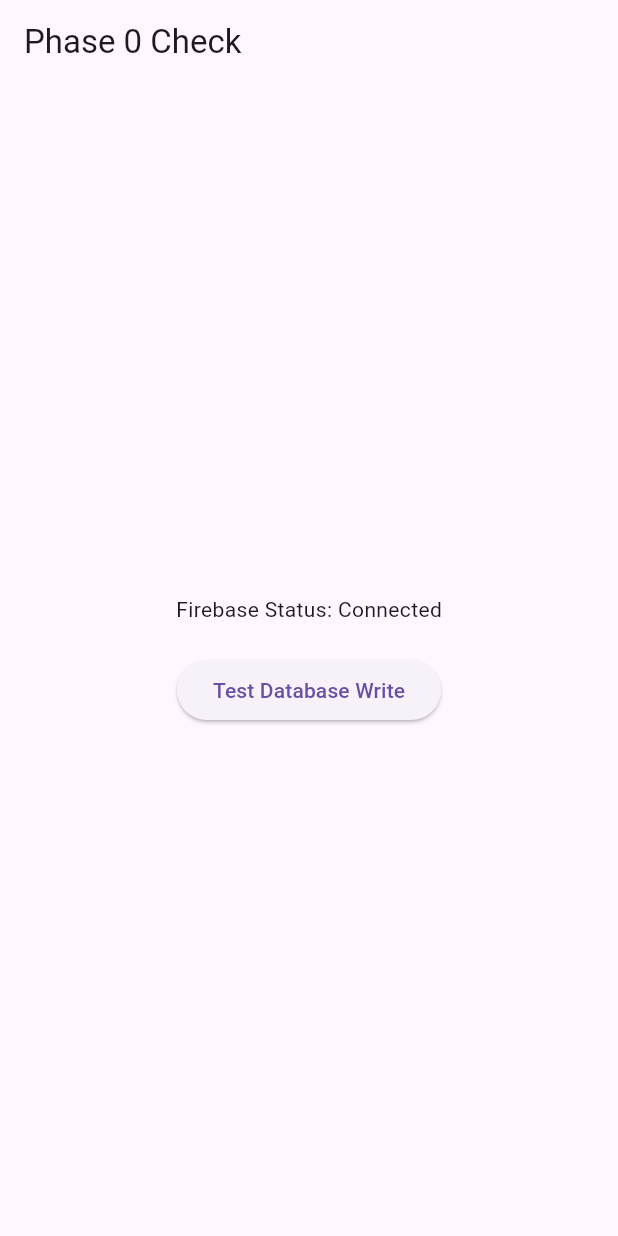
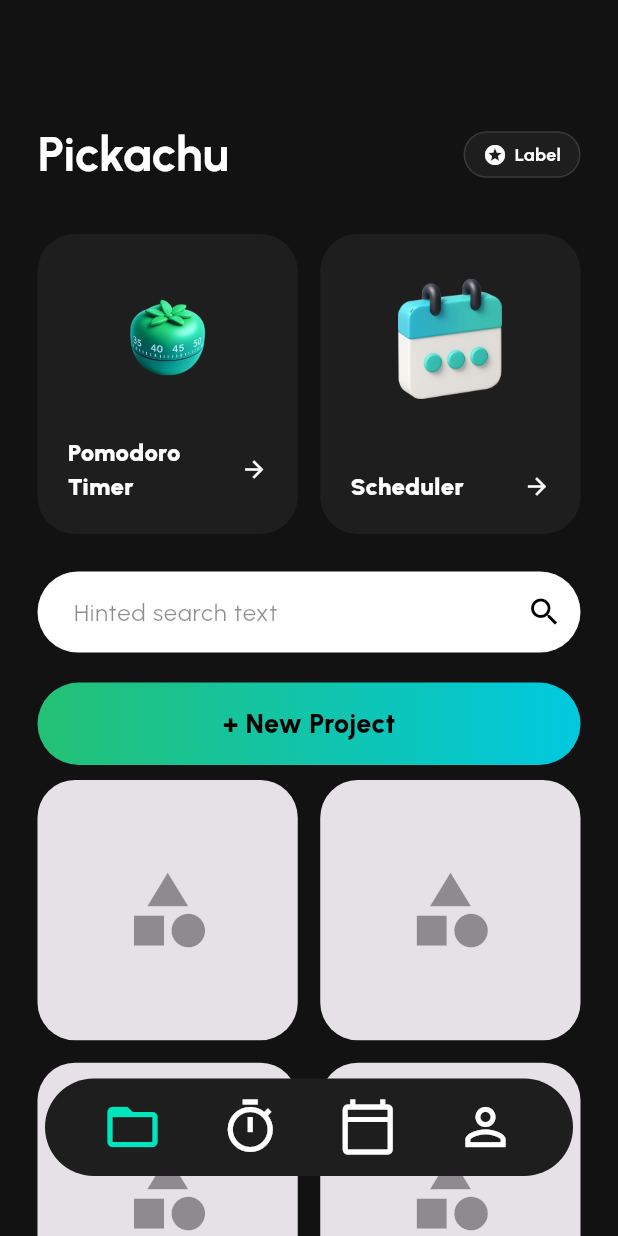
Before and after one commit to AIcademy-App/AIcademy, a Flutter app: the screen it shows after launch, on a phone screen of 412 x 824 dp. Run offline on Flutter 3.47's test engine with Material 3 defaults, Android fonts, the light colour scheme and no system bars; our stand-ins replace firebase_core; accounts and stored records are empty.

Commit message:
build ui of some screens

```diff
--- a/lib/main.dart
+++ b/lib/main.dart
@@ -1,25 +1,11 @@
 import 'package:flutter/material.dart';
 import 'package:firebase_core/firebase_core.dart';
-import 'package:cloud_firestore/cloud_firestore.dart';
-import 'package:flutter_dotenv/flutter_dotenv.dart';
 import 'firebase_options.dart';
+import 'screens/navigation.dart';
 
 void main() async {
   WidgetsFlutterBinding.ensureInitialized();
-
-  // 1. Initialize Firebase
-  await Firebase.initializeApp(
-    options: DefaultFirebaseOptions.currentPlatform,
-  );
-
-  // 2. Load Environment variables (for AI later)
-  try {
-    await dotenv.load(fileName: ".env");
-    print("✅ Env loaded");
-  } catch (e) {
-    print("⚠️ Env file not found (Create it later)");
-  }
-
+  await Firebase.initializeApp(options: DefaultFirebaseOptions.currentPlatform);
   runApp(const MyApp());
 }
 
@@ -29,32 +15,15 @@ class MyApp extends StatelessWidget {
   @override
   Widget build(BuildContext context) {
     return MaterialApp(
-      home: Scaffold(
-        appBar: AppBar(title: const Text("Phase 0 Check")),
-        body: Center(
-          child: Column(
-            mainAxisAlignment: MainAxisAlignment.center,
-            children: [
-              const Text("Firebase Status: Connected"),
-              const SizedBox(height: 20),
-              ElevatedButton(
-                onPressed: () async {
-                  // TEST: Write to Firestore
-                  try {
-                    await FirebaseFirestore.instance
-                        .collection('test_setup')
-                        .add({'timestamp': DateTime.now().toString(), 'status': 'working'});
-                    print("✅ Firestore Write Success!");
-                  } catch (e) {
-                    print("❌ Error: $e");
-                  }
-                },
-                child: const Text("Test Database Write"),
-              )
-            ],
-          ),
-        ),
+      debugShowCheckedModeBanner: false,
+      theme: ThemeData(
+        brightness: Brightness.dark,
+        scaffoldBackgroundColor: const Color(0xFF121212),
+        primaryColor: const Color(0xFF00E5BC),
+        fontFamily: 'Urbanist',
       ),
+      // Set the imported screen as home
+      home: const MainNavigationScreen(),
     );
   }
 }
--- /dev/null
+++ b/lib/models/shedular_model.dart
@@ -0,0 +1,32 @@
+class Scheduler {
+  String id;
+  String task;
+  DateTime time;
+  bool isCompleted;
+
+  Scheduler({
+    required this.id,
+    required this.task,
+    required this.time,
+    this.isCompleted = false,
+  });
+
+  // Convert for Firestore
+  Map<String, dynamic> toMap() {
+    return {
+      'task': task,
+      'time': time.toIso8601String(),
+      'isCompleted': isCompleted,
+    };
+  }
+
+  // Create object from Firestore data
+  factory Scheduler.fromMap(String id, Map<String, dynamic> map) {
+    return Scheduler(
+      id: id,
+      task: map['task'] ?? '',
+      time: DateTime.parse(map['time']),
+      isCompleted: map['isCompleted'] ?? false,
+    );
+  }
+}
--- /dev/null
+++ b/lib/screens/navigation.dart
@@ -0,0 +1,72 @@
+import 'package:flutter/material.dart';
+import 'schedular_screen.dart';
+import 'project_screen.dart';
+
+
+// --- THEME CONSTANTS ---
+class AppColors {
+  static const Color backgroundColor = Color(0xFF121212);
+  static const Color accentCyan = Color(0xFF00E5BC);
+  static const Color navBarGrey = Color(0xFF1E1E1E);
+}
+
+class MainNavigationScreen extends StatefulWidget {
+  const MainNavigationScreen({super.key});
+
+  @override
+  State<MainNavigationScreen> createState() => _MainNavigationScreenState();
+}
+
+class _MainNavigationScreenState extends State<MainNavigationScreen> {
+  int _currentIndex = 0;
+
+
+  final List<Widget> _pages = [
+    const ProjectPage(),
+    const Center(child: Text("Pomodoro Timer (Empty)")),
+    const SchedulerPage(),
+    const Center(child: Text("Profile Screen (Empty)")),
+  ];
+
+  @override
+  Widget build(BuildContext context) {
+    return Scaffold(
+      extendBody: true,
+      body: IndexedStack(index: _currentIndex, children: _pages),
+
+      bottomNavigationBar: Padding(
+        padding: const EdgeInsets.fromLTRB(30, 0, 30, 40),
+        child: Container(
+          height: 65,
+          decoration: BoxDecoration(
+            color: AppColors.navBarGrey,
+            borderRadius: BorderRadius.circular(35),
+          ),
+          child: Row(
+            mainAxisAlignment: MainAxisAlignment.spaceEvenly,
+            children: [
+              _buildNavItem(Icons.folder_open_outlined, 0),
+              _buildNavItem(Icons.timer_outlined, 1),
+              _buildNavItem(Icons.calendar_today_outlined, 2),
+              _buildNavItem(Icons.person_outline, 3),
+            ],
+          ),
+        ),
+      ),
+    );
+  }
+
+  Widget _buildNavItem(IconData icon, int index) {
+    bool isSelected = _currentIndex == index;
+    return GestureDetector(
+      onTap: () => setState(() => _currentIndex = index),
+      child: Icon(
+        icon,
+        size: 40,
+        color: isSelected
+            ? AppColors.accentCyan
+            : Colors.white,
+      ),
+    );
+  }
+}
--- /dev/null
+++ b/lib/screens/project_screen.dart
@@ -0,0 +1,198 @@
+import 'package:flutter/material.dart';
+
+class ProjectPage extends StatelessWidget {
+  const ProjectPage({super.key});
+
+  @override
+  Widget build(BuildContext context) {
+    return SingleChildScrollView(
+      padding: const EdgeInsets.symmetric(horizontal: 25.0),
+      child: Column(
+        crossAxisAlignment: CrossAxisAlignment.start,
+        children: [
+          const SizedBox(height: 80),
+
+          // Header Section
+          Row(
+            mainAxisAlignment: MainAxisAlignment.spaceBetween,
+            children: [
+              const Text(
+                "Pickachu",
+                style: TextStyle(
+                  fontSize: 32,
+                  fontWeight: FontWeight.bold,
+                  color: Colors.white,
+                  fontFamily: 'Urbanist',
+                ),
+              ),
+              _buildLabel(),
+            ],
+          ),
+
+          const SizedBox(height: 30),
+
+          // 3D Action Cards
+          Row(
+            children: [
+              _buildMainCard("Pomodoro\nTimer", "assets/images/pomodoro.png", imageScale: 1.0),
+              const SizedBox(width: 15),
+              _buildMainCard("Scheduler", "assets/images/calander.png", imageScale: 0.8),
+            ],
+          ),
+
+          const SizedBox(height: 25),
+
+          // Search Bar with Suffix Icon
+          TextField(
+            style: const TextStyle(color: Colors.black),
+            decoration: InputDecoration(
+              hintText: "Hinted search text",
+              hintStyle: const TextStyle(color: Colors.black45, fontFamily: 'Urbanist'),
+              fillColor: Colors.white,
+              filled: true,
+              suffixIcon: const Icon(Icons.search, color: Colors.black),
+              border: OutlineInputBorder(
+                borderRadius: BorderRadius.circular(30),
+                borderSide: BorderSide.none,
+              ),
+              contentPadding: const EdgeInsets.symmetric(horizontal: 20, vertical: 15),
+            ),
+          ),
+
+          const SizedBox(height: 20),
+
+          // + New Project Button with Vibrant Gradient
+          Container(
+            width: double.infinity,
+            height: 55,
+            decoration: BoxDecoration(
+              gradient: const LinearGradient(
+                begin: Alignment.centerLeft,
+                end: Alignment.centerRight,
+                colors: [
+                  Color(0xFF23C174),
+                  Color(0xFF00C9E0),
+                ],
+              ),
+              borderRadius: BorderRadius.circular(30),
+            ),
+            child: const Center(
+              child: Text(
+                "+ New Project",
+                style: TextStyle(
+                  fontSize: 18,
+                  fontWeight: FontWeight.w800,
+                  color: Colors.black,
+                  fontFamily: 'Urbanist',
+                ),
+              ),
+            ),
+          ),
+
+          const SizedBox(height: 10), // Reduced space to move grid up
+
+          // Grid of Projects
+          GridView.count(
+            shrinkWrap: true,
+            physics: const NeverScrollableScrollPhysics(),
+            crossAxisCount: 2,
+            mainAxisSpacing: 15,
+            crossAxisSpacing: 15,
+            children: List.generate(4, (index) => _buildProjectPlaceholder()),
+          ),
+          const SizedBox(height: 120), // Space for floating bottom nav
+        ],
+      ),
+    );
+  }
+
+//label
+
+  Widget _buildLabel() {
+    return Container(
+      padding: const EdgeInsets.symmetric(horizontal: 12, vertical: 6),
+      decoration: BoxDecoration(
+        color: const Color(0xFF1E1E1E),
+        borderRadius: BorderRadius.circular(20),
+        border: Border.all(color: Colors.white12),
+      ),
+      child: const Row(
+        children: [
+          Icon(Icons.stars, color: Colors.white, size: 16),
+          SizedBox(width: 5),
+          Text(
+            "Label",
+            style: TextStyle(
+              color: Colors.white,
+              fontSize: 12,
+              fontWeight: FontWeight.bold,
+              fontFamily: 'Urbanist'
+            ),
+          ),
+        ],
+      ),
+    );
+  }
+
+  // Card Helper with Image Scaling logic
+  Widget _buildMainCard(String title, String imagePath, {double imageScale = 1.0}) {
+    return Expanded(
+      child: Container(
+        height: 200,
+        padding: const EdgeInsets.all(20),
+        decoration: BoxDecoration(
+          color: const Color(0xFF1E1E1E),
+          borderRadius: BorderRadius.circular(25),
+        ),
+        child: Column(
+          crossAxisAlignment: CrossAxisAlignment.start,
+          mainAxisAlignment: MainAxisAlignment.spaceBetween,
+          children: [
+            Center(
+              child: SizedBox(
+                height: 100,
+                child: Transform.scale(
+                  scale: imageScale, // Controls individual asset size
+                  child: Image.asset(
+                    imagePath,
+                    fit: BoxFit.contain,
+                    errorBuilder: (context, error, stackTrace) {
+                      return const Icon(Icons.image_not_supported, color: Colors.white24, size: 50);
+                    },
+                  ),
+                ),
+              ),
+            ),
+            Row(
+              mainAxisAlignment: MainAxisAlignment.spaceBetween,
+              children: [
+                Text(
+                  title,
+                  style: const TextStyle(
+                    color: Colors.white,
+                    fontWeight: FontWeight.w900,
+                    fontSize: 16,
+                    fontFamily: 'Urbanist'
+                  ),
+                ),
+                const Icon(Icons.arrow_forward, color: Colors.white, size: 18),
+              ],
+            ),
+          ],
+        ),
+      ),
+    );
+  }
+
+  Widget _buildProjectPlaceholder() {
+    return Container(
+      decoration: BoxDecoration(
+        color: const Color(0xFFE5E1E6),
+        borderRadius: BorderRadius.circular(25),
+      ),
+      child: const Center(
+        child: Icon(Icons.category, color: Colors.black38, size: 60)
+      ),
+    );
+  }
+}
```
Also changed, not shown: lib/screens/schedular_screen.dart (added, +232 -0 lines), pubspec.yaml (+10 -0 lines), assets/fonts/Urbanist-VariableFont_wght.ttf (added), assets/images/calander.png (added), assets/images/pomodoro.png (added), lib/firebase_options.dart, pubspec.lock, 3 other files.
